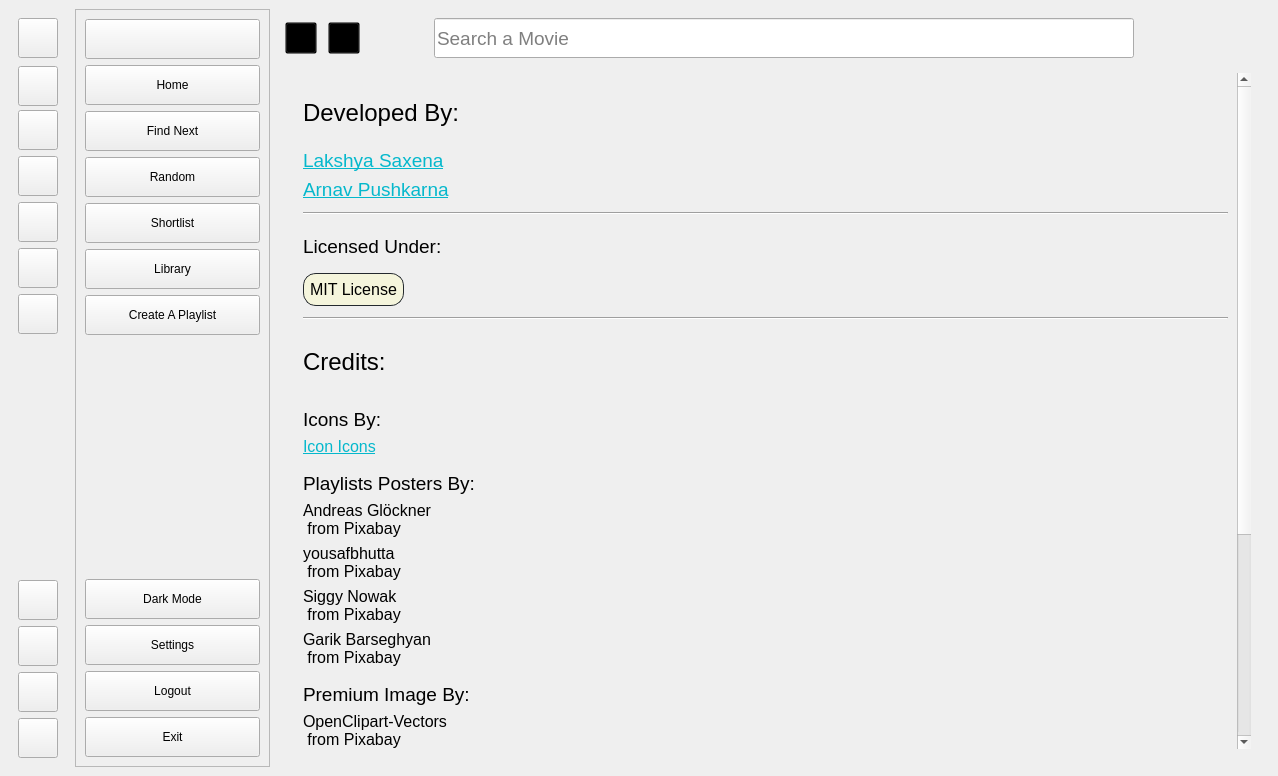
This is UI/ui_main.ui in lakshya076/Cinematch as Qt 5 draws it before an edit. The edited form follows.
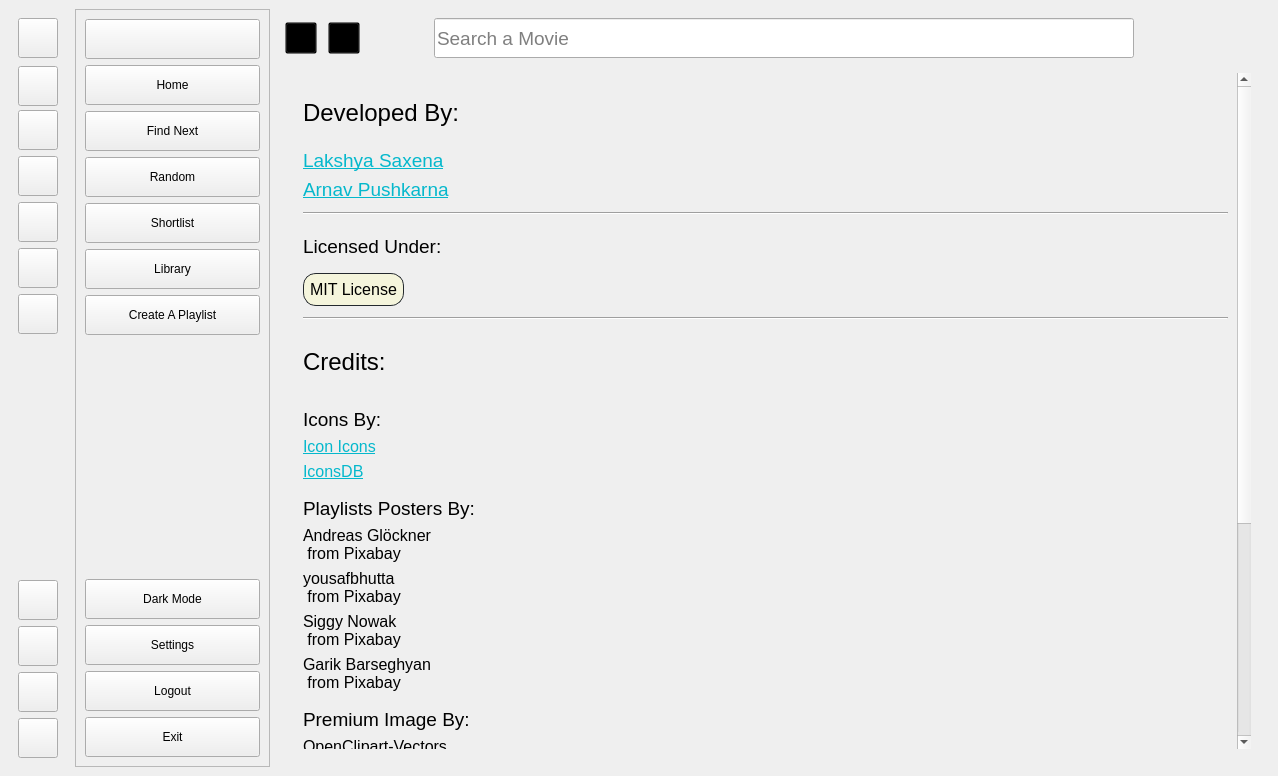
This is the edited form. Icons and pictures are not drawn. Custom widgets are drawn as their Qt base class.

Patch:
```diff
--- a/UI/ui_main.ui
+++ b/UI/ui_main.ui
@@ -3157,7 +3157,7 @@
                <x>0</x>
                   <y>0</y>
                <width>940</width>
-                  <height>860</height>
+                  <height>885</height>
               </rect>
              </property>
              <layout class="QVBoxLayout" name="verticalLayout_20">
@@ -3418,6 +3418,24 @@
                     <string>&lt;html&gt;&lt;head/&gt;&lt;body&gt;&lt;p&gt;&lt;a href=&quot;https://icon-icons.com/&quot;&gt;&lt;span
                         style=&quot; text-decoration: underline; color:#05b8cc;&quot;&gt;Icon Icons&lt;/span&gt;&lt;/a&gt;&lt;/p&gt;&lt;/body&gt;&lt;/html&gt;
                     </string>
+                </property>
+                   <property name="textFormat">
+                       <enum>Qt::MarkdownText</enum>
+                   </property>
+                   <property name="openExternalLinks">
+                       <bool>true</bool>
+                   </property>
+               </widget>
+              </item>
+                 <item>
+                     <widget class="QLabel" name="label_37">
+                         <property name="styleSheet">
+                             <string notr="true">font:12pt;</string>
+                         </property>
+                         <property name="text">
+                             <string>&lt;html&gt;&lt;head/&gt;&lt;body&gt;&lt;p&gt;&lt;a href=&quot;https://iconsdb.com/&quot;&gt;&lt;span
+                                 style=&quot; text-decoration: underline; color:#05b8cc;&quot;&gt;IconsDB&lt;/span&gt;&lt;/a&gt;&lt;/p&gt;&lt;/body&gt;&lt;/html&gt;
+                             </string>
                 </property>
                 <property name="textFormat">
                  <enum>Qt::MarkdownText</enum>
```
